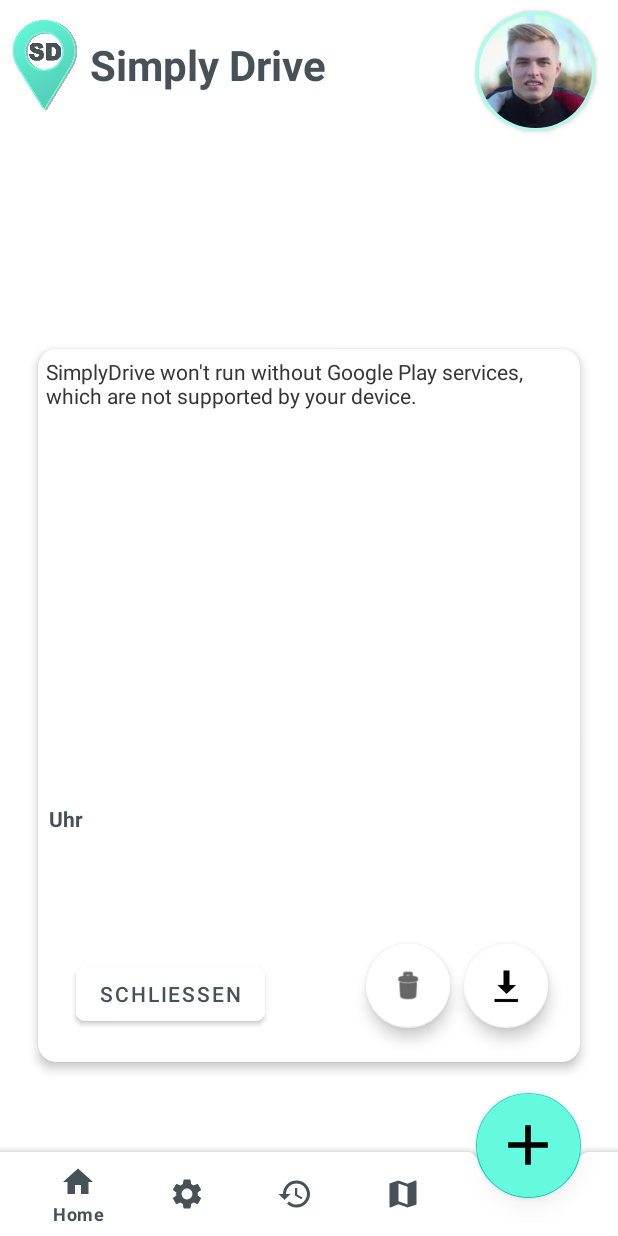
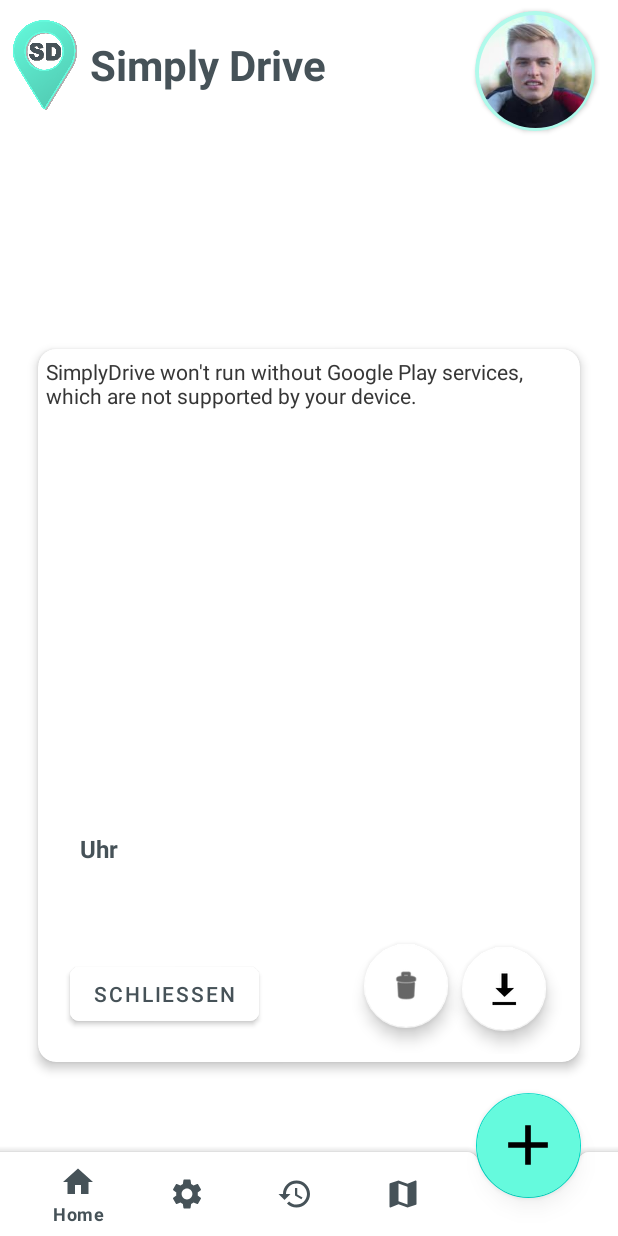
Before and after one commit to Hyphiin/thmProject_KotlinApp-simplyDrive, an Android app: the fragment CardInfoFragment placed in its activity, on a phone screen of 412 x 824 dp. Run offline under Robolectric (Android 15) with nearby library versions, the phone set to English and light mode, and no system bars; our stand-ins replace CircleImageView, Dagger/Hilt's generated code, Firebase (no records; nobody signed in at launch, a user with empty details on screens opened directly); libraries missing offline, so code that uses them is left out: androidmads.library.qrgenearator, pub.devrel.easypermissions; 5 statements that could not run were skipped.

Commit message:
Further Style adjustments

```diff
--- a/app/src/main/res/layout/fragment_card_info.xml
+++ b/app/src/main/res/layout/fragment_card_info.xml
@@ -32,39 +32,54 @@
                 android:layout_height="match_parent">
 
 
+                <LinearLayout
+                    android:layout_width="wrap_content"
+                    android:layout_height="wrap_content"
+                    android:layout_marginStart="10dp"
+                    android:layout_marginTop="10dp"
+                    android:orientation="vertical"
+                    app:layout_constraintBottom_toTopOf="@+id/btn__closeCard"
+                    app:layout_constraintEnd_toStartOf="@+id/idIVQrcode"
+                    app:layout_constraintHorizontal_bias="0.048"
+                    app:layout_constraintStart_toStartOf="parent"
+                    app:layout_constraintTop_toBottomOf="@+id/map"
+                    app:layout_constraintVertical_bias="0.265">
+
+                    <LinearLayout
+                        android:layout_width="wrap_content"
+                        android:layout_height="wrap_content"
+                        android:orientation="horizontal">
+
                         <TextView
                             android:id="@+id/tvLHdate"
                             android:layout_width="wrap_content"
                             android:layout_height="wrap_content"
-                    android:layout_marginTop="16dp"
                             android:text="21.10.2021"
                             android:textColor="@color/textColor"
-                    android:textStyle="bold"
-                    app:layout_constraintTop_toBottomOf="@+id/map"
-                    tools:layout_editor_absoluteX="95dp" />
+                            android:textSize="16sp"
+                            android:textStyle="bold" />
+                    </LinearLayout>
+
+                    <LinearLayout
+                        android:layout_width="wrap_content"
+                        android:layout_height="wrap_content"
+                        android:orientation="horizontal">
 
                         <TextView
-                    android:id="@+id/tvStartTime"
+                            android:id="@+id/tvDepInfo"
                             android:layout_width="wrap_content"
                             android:layout_height="wrap_content"
-                    android:layout_marginTop="8dp"
-                    android:text="17:20:00"
+                            android:layout_marginTop="10dp"
+                            android:text="Hanau HBF"
                             android:textColor="@color/textColor"
-                    android:textStyle="bold"
-                    app:layout_constraintTop_toBottomOf="@+id/tvDesInfo"
-                    tools:layout_editor_absoluteX="96dp" />
+                            android:textSize="14sp"
+                            android:textStyle="bold" />
+                    </LinearLayout>
 
-                <TextView
-                    android:id="@+id/textView6"
+                    <LinearLayout
                         android:layout_width="wrap_content"
                         android:layout_height="wrap_content"
-                    android:layout_marginLeft="2dp"
-                    android:text="Uhr"
-                    android:textColor="@color/textColor"
-                    android:textStyle="bold"
-                    app:layout_constraintStart_toEndOf="@+id/tvStartTime"
-                    app:layout_constraintTop_toTopOf="@+id/tvStartTime" />
-
+                        android:orientation="horizontal">
 
                         <TextView
                             android:id="@+id/tvDesInfo"
@@ -73,31 +88,46 @@
                             android:layout_marginTop="4dp"
                             android:text="Wetzlar Bahnhof"
                             android:textColor="@color/textColor"
-                    android:textStyle="bold"
-                    app:layout_constraintTop_toBottomOf="@+id/tvDepInfo"
-                    tools:layout_editor_absoluteX="95dp" />
+                            android:textSize="14sp"
+                            android:textStyle="bold" />
+                    </LinearLayout>
+
+                    <LinearLayout
+                        android:layout_width="wrap_content"
+                        android:layout_height="wrap_content"
+                        android:orientation="horizontal">
 
                         <TextView
-                    android:id="@+id/tvDepInfo"
+                            android:id="@+id/tvStartTime"
                             android:layout_width="wrap_content"
                             android:layout_height="wrap_content"
-                    android:layout_marginTop="12dp"
-                    android:text="Hanau HBF"
+                            android:layout_marginTop="10dp"
+                            android:text="17:20:00"
                             android:textColor="@color/textColor"
-                    android:textStyle="bold"
-                    app:layout_constraintTop_toBottomOf="@+id/tvLHdate"
-                    tools:layout_editor_absoluteX="96dp" />
+                            android:textSize="16sp"
+                            android:textStyle="bold" />
+
+                        <TextView
+                            android:id="@+id/textView6"
+                            android:layout_width="wrap_content"
+                            android:layout_height="wrap_content"
+                            android:layout_marginLeft="2dp"
+                            android:layout_marginTop="10dp"
+                            android:text="Uhr"
+                            android:textColor="@color/textColor"
+                            android:textSize="16sp"
+                            android:textStyle="bold" />
+                    </LinearLayout>
+                </LinearLayout>
 
                 <ImageView
                     android:id="@+id/idIVQrcode"
-                    android:layout_width="100dp"
-                    android:layout_height="100dp"
+                    android:layout_width="80dp"
+                    android:layout_height="80dp"
                     android:layout_centerHorizontal="true"
-                    android:layout_marginTop="25dp"
-                    android:layout_marginEnd="10dp"
-                    android:layout_marginBottom="150dp"
+                    android:layout_marginTop="36dp"
+                    android:layout_marginEnd="16dp"
                     android:contentDescription="@string/qr_code"
-                    app:layout_constraintBottom_toBottomOf="parent"
                     app:layout_constraintEnd_toEndOf="parent"
                     app:layout_constraintTop_toBottomOf="@+id/map" />
 
@@ -115,14 +145,13 @@
                     android:id="@+id/btn__closeCard"
                     android:layout_width="wrap_content"
                     android:layout_height="wrap_content"
+                    android:layout_marginStart="16dp"
                     android:layout_marginBottom="16dp"
                     android:backgroundTint="@color/textColor2"
                     android:text="Schließen"
                     android:textColor="@color/textColor"
                     app:cornerRadius="6dp"
                     app:layout_constraintBottom_toBottomOf="parent"
-                    app:layout_constraintEnd_toEndOf="parent"
-                    app:layout_constraintHorizontal_bias="0.09"
                     app:layout_constraintStart_toStartOf="parent" />
 
                 <com.google.android.material.floatingactionbutton.FloatingActionButton
@@ -134,10 +163,10 @@
                     app:backgroundTint="@color/textColor2"
                     app:layout_constraintBottom_toBottomOf="parent"
                     app:layout_constraintEnd_toEndOf="parent"
-                    app:layout_constraintHorizontal_bias="0.892"
+                    app:layout_constraintHorizontal_bias="0.885"
                     app:layout_constraintStart_toEndOf="@+id/btn__closeCard"
                     app:layout_constraintTop_toBottomOf="@+id/idIVQrcode"
-                    app:layout_constraintVertical_bias="0.808"
+                    app:layout_constraintVertical_bias="0.836"
                     app:rippleColor="@color/textColor" />
 
                 <com.google.android.material.floatingactionbutton.FloatingActionButton
--- a/app/src/main/res/values-night/themes.xml
+++ b/app/src/main/res/values-night/themes.xml
@@ -10,7 +10,7 @@
         <item name="colorSecondaryVariant">@color/teal_700</item>
         <item name="colorOnSecondary">@color/black</item>
         <!-- Status bar color. -->
-        <item name="android:statusBarColor" tools:targetApi="l">?attr/colorPrimaryVariant</item>
+        <item name="android:statusBarColor" tools:targetApi="l">?attr/colorOnSecondary</item>
         <!-- Customize your theme here. -->
 
     </style>
--- a/app/src/main/res/values/themes.xml
+++ b/app/src/main/res/values/themes.xml
@@ -10,7 +10,7 @@
         <item name="colorSecondaryVariant">@color/teal_700</item>
         <item name="colorOnSecondary">@color/black</item>
         <!-- Status bar color. -->
-        <item name="android:statusBarColor" tools:targetApi="l">?attr/colorPrimaryVariant</item>
+        <item name="android:statusBarColor" tools:targetApi="l">?attr/colorOnPrimary</item>
         <!-- Customize your theme here. -->
 
     </style>
```
Also changed, not shown: app/src/main/java/de/thm/mow/felixwegener/simplydrive/MainActivity.kt (+1 -6 lines), app/src/main/res/layout/fragment_card_drive.xml (+88 -82 lines). Lines whose indentation alone changed are shown as unchanged.
